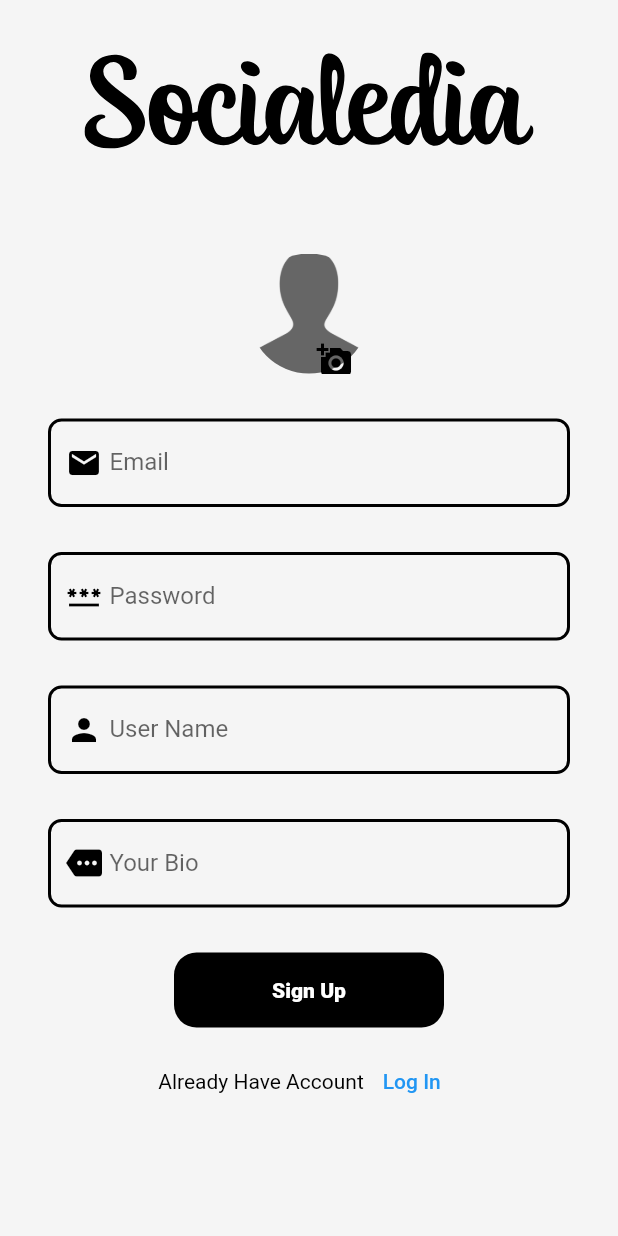
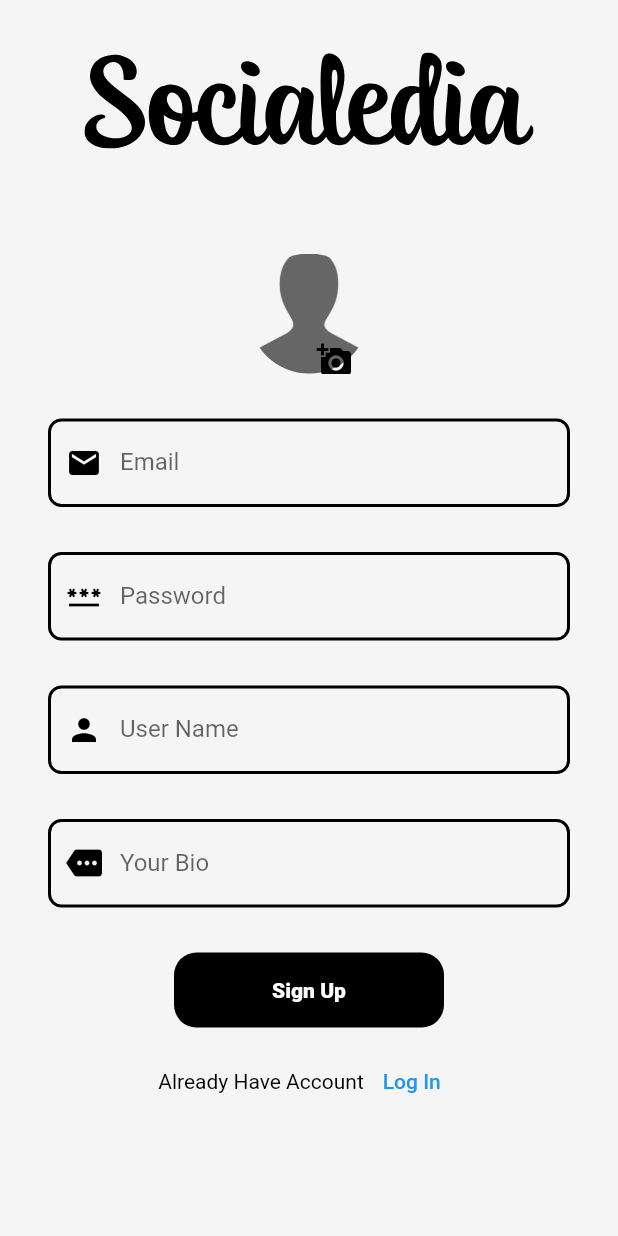
Before and after one commit to Tareek124/socialedia, a Flutter app: the SignUpScreen screen opened directly, on a phone screen of 412 x 824 dp. Run offline on Flutter 3.47's test engine with Material 2 defaults, Android fonts, the phone set to English and light mode, and no system bars; our stand-ins replace bloc, cloud_firestore, equatable, firebase_auth, firebase_core, firebase_dynamic_links and 9 more; accounts and stored records are empty; network calls fail.

Commit message:
new features 2

```diff
--- a/lib/UI/Widgets/comments_card.dart
+++ b/lib/UI/Widgets/comments_card.dart
@@ -1,8 +1,9 @@
+import 'package:flutter/material.dart';
 import 'package:intl/intl.dart';
-import 'color_mode.dart';
-import 'package:flutter/material.dart';
+
 import '../../logic/functions/get_user_details.dart';
 import '../../logic/functions/like_function.dart';
+import 'color_mode.dart';
 import 'like_animation.dart';
 
 class CommentsCard extends StatefulWidget {
--- a/lib/UI/Widgets/post_card.dart
+++ b/lib/UI/Widgets/post_card.dart
@@ -1,4 +1,4 @@
-import 'package:Socialedia/UI/screens/details_post.dart';
+import '../screens/details_post.dart';
 import 'package:firebase_dynamic_links/firebase_dynamic_links.dart';
 import 'package:share/share.dart';
 import 'show_date.dart';
--- a/lib/UI/Widgets/show_date.dart
+++ b/lib/UI/Widgets/show_date.dart
@@ -1,7 +1,5 @@
 import 'package:flutter/material.dart';
 import 'package:intl/intl.dart';
-
-import 'color_mode.dart';
 
 class ShowDate extends StatelessWidget {
   final dateTime;
--- a/lib/UI/Widgets/sign_in_listener.dart
+++ b/lib/UI/Widgets/sign_in_listener.dart
@@ -1,5 +1,6 @@
 import 'package:flutter/material.dart';
 import 'package:flutter_bloc/flutter_bloc.dart';
+
 import '../../constants/screen_names.dart';
 import '../../logic/cubit/signIn/sign_in_cubit.dart';
 import 'dynamic_progress_indicator.dart';
@@ -38,7 +39,8 @@ class SignInListener {
           listener: (context, state) {
             if (state is LogInError) {
               Navigator.pop(context);
-              _showSnackBar(context:context, desc:state.errorMsg,title: "Error");
+              _showSnackBar(
+                  context: context, desc: state.errorMsg, title: "Error");
             } else if (state is LogInLoading) {
               showDialog(
                   context: context,
--- a/lib/UI/Widgets/text_field_input.dart
+++ b/lib/UI/Widgets/text_field_input.dart
@@ -1,4 +1,5 @@
 import 'package:flutter/material.dart';
+
 import 'color_mode.dart';
 
 class CustomTextFieldOutline extends StatelessWidget {
@@ -33,19 +34,9 @@ class CustomTextFieldOutline extends StatelessWidget {
       controller: controller,
       decoration: InputDecoration(
         hintText: label,
-        // icon: icon,
-        label: Row(
-          children: [
-            icon!,
-            const SizedBox(
-              width: 5,
-            ),
-            Text(
-              label!,
-            ),
-          ],
-        ),
+        labelText: label,
         focusedBorder: inputBorder,
+        prefixIcon: icon,
         errorBorder: inputBorder,
         enabledBorder: inputBorder,
         disabledBorder: inputBorder,
--- a/lib/UI/screens/details_post.dart
+++ b/lib/UI/screens/details_post.dart
@@ -1,6 +1,6 @@
-import 'package:Socialedia/UI/Widgets/dynamic_progress_indicator.dart';
-import 'package:Socialedia/UI/Widgets/show_date.dart';
-import 'package:Socialedia/UI/screens/profile_screen.dart';
+import '../Widgets/dynamic_progress_indicator.dart';
+import '../Widgets/show_date.dart';
+import 'profile_screen.dart';
 import 'package:cloud_firestore/cloud_firestore.dart';
 import 'package:flutter/material.dart';
 import 'package:flutter_bloc/flutter_bloc.dart';
--- a/lib/UI/screens/sign_up_screen.dart
+++ b/lib/UI/screens/sign_up_screen.dart
@@ -3,6 +3,7 @@
 import 'dart:typed_data';
 
 import 'package:Socialedia/UI/Widgets/color_mode.dart';
+import 'package:Socialedia/constants/screen_names.dart';
 import 'package:flutter/material.dart';
 import 'package:flutter_bloc/flutter_bloc.dart';
 import 'package:image_picker/image_picker.dart';
@@ -211,7 +212,7 @@ class _SignUpScreenState extends State<SignUpScreen> {
                     ),
                     TextButton(
                         onPressed: () {
-                          Navigator.pop(context);
+                          Navigator.pushReplacementNamed(context, loginPage);
                         },
                         child: const Text("Log In"))
                   ],
```
Also changed, not shown: lib/UI/screens/feed_screen.dart (+7 -3 lines), lib/UI/screens/main_screen.dart (+30 -31 lines), pubspec.yaml (+5 -2 lines), pubspec.lock, 3 other files.
